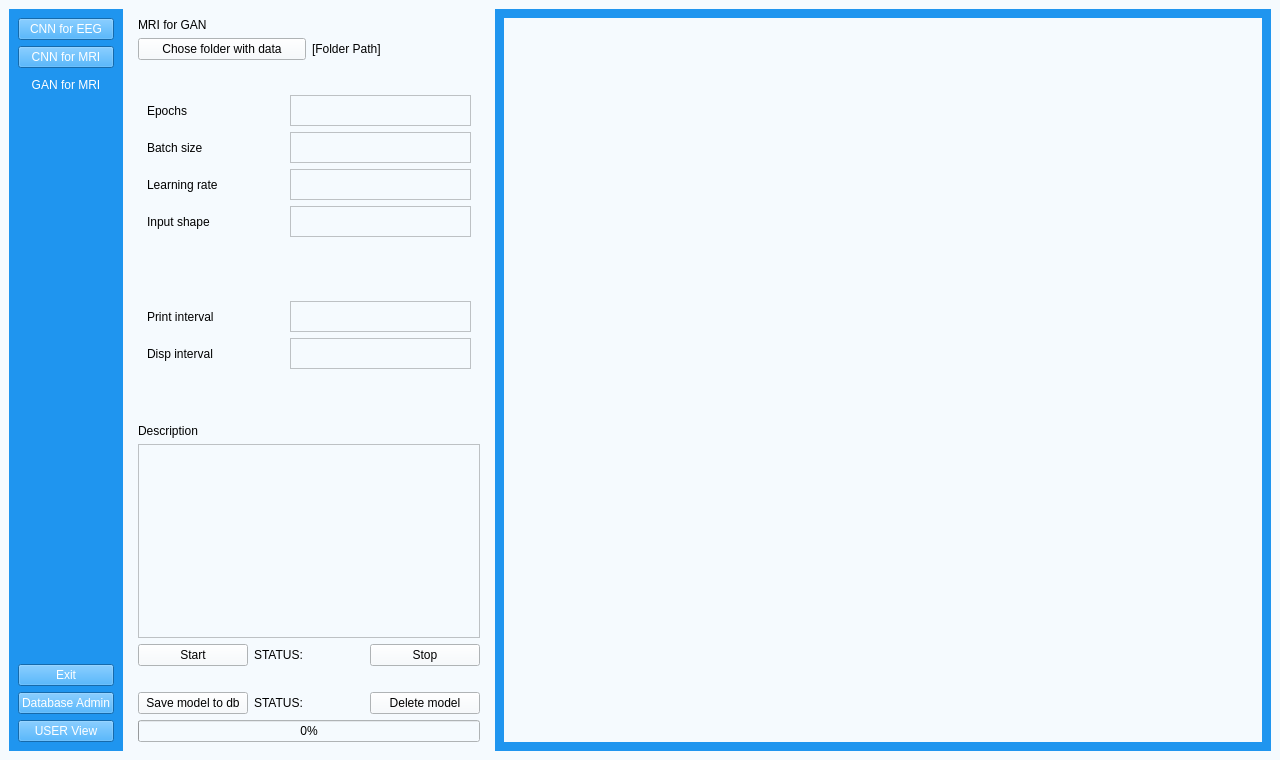
First picture: the form in UI/aUI_projekt_GAN.ui, repository matimusial/ADHDPredictorApp, before the edit.
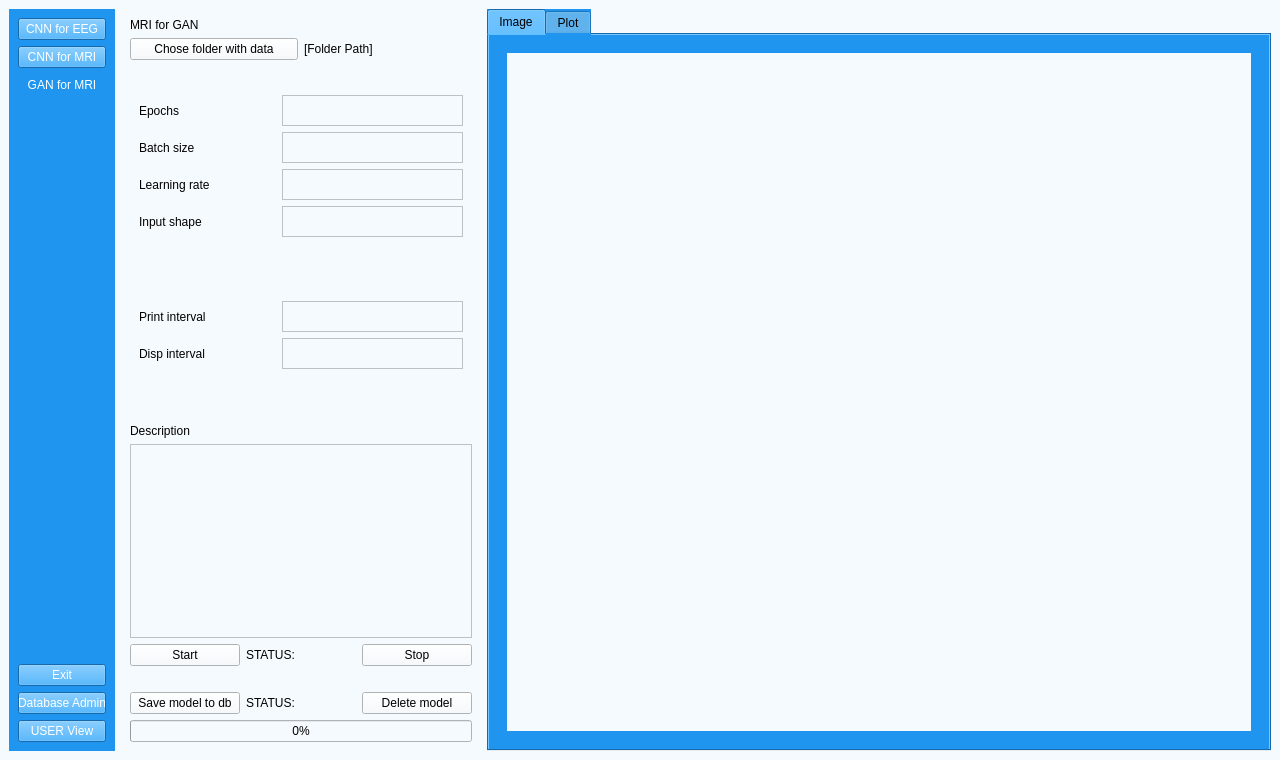
Second picture: the form after the edit. Icons and pictures are not drawn.

```diff
--- a/UI/aUI_projekt_GAN.ui
+++ b/UI/aUI_projekt_GAN.ui
@@ -17,9 +17,7 @@
    <string notr="true">background-color: rgb(245, 250, 254);</string>
   </property>
   <widget class="QWidget" name="centralwidget">
-   <layout class="QGridLayout" name="gridLayout">
-    <item row="0" column="0">
-     <layout class="QHBoxLayout" name="horizontalLayout_4">
+   <layout class="QHBoxLayout" name="horizontalLayout_12">
       <item>
        <widget class="QWidget" name="buttons_widget" native="true">
         <property name="sizePolicy">
@@ -34,6 +32,12 @@
           <height>700</height>
          </size>
         </property>
+      <property name="maximumSize">
+       <size>
+        <width>106</width>
+        <height>16777215</height>
+       </size>
+      </property>
         <property name="styleSheet">
          <string notr="true">QWidget{
 	background-color: rgb(31, 149, 239);
@@ -501,8 +505,41 @@
        </widget>
       </item>
       <item>
-       <widget class="QWidget" name="widget" native="true">
+     <widget class="QTabWidget" name="imgViewer">
+      <property name="minimumSize">
+       <size>
+        <width>680</width>
+        <height>640</height>
+       </size>
+      </property>
+      <property name="styleSheet">
+       <string notr="true">QWidget{
+	background-color: rgb(31, 149, 239);
+}
+QPushButton{
+	color:white;
+	text-align:center;
+}</string>
+      </property>
+      <property name="currentIndex">
+       <number>0</number>
+      </property>
+      <widget class="QWidget" name="tabImage_2">
         <property name="sizePolicy">
+        <sizepolicy hsizetype="Expanding" vsizetype="Expanding">
+         <horstretch>0</horstretch>
+         <verstretch>0</verstretch>
+        </sizepolicy>
+       </property>
+       <attribute name="title">
+        <string>Image</string>
+       </attribute>
+       <layout class="QVBoxLayout" name="verticalLayout_14">
+        <item>
+         <layout class="QGridLayout" name="gridLayout_7">
+          <item row="0" column="0">
+           <widget class="QWidget" name="widget_5" native="true">
+            <property name="sizePolicy">
          <sizepolicy hsizetype="MinimumExpanding" vsizetype="MinimumExpanding">
           <horstretch>0</horstretch>
           <verstretch>0</verstretch>
@@ -519,9 +556,71 @@
 	background-color: rgb(31, 149, 239);
 }</string>
         </property>
-        <layout class="QGridLayout" name="gridLayout_2">
+            <layout class="QGridLayout" name="gridLayout_8">
          <item row="0" column="0">
-          <widget class="QLabel" name="plotLabel_GAN">
+              <widget class="QLabel" name="plotLabel_GAN_image_2">
+               <property name="minimumSize">
+                <size>
+                 <width>120</width>
+                 <height>0</height>
+                </size>
+               </property>
+               <property name="styleSheet">
+                <string notr="true">background-color: rgb(245, 250, 254);</string>
+               </property>
+               <property name="text">
+                <string/>
+               </property>
+               <property name="pixmap">
+                <pixmap>icons/icon_loop_brain.png</pixmap>
+               </property>
+               <property name="alignment">
+                <set>Qt::AlignCenter</set>
+               </property>
+              </widget>
+             </item>
+            </layout>
+           </widget>
+          </item>
+         </layout>
+        </item>
+       </layout>
+      </widget>
+      <widget class="QWidget" name="tabPlot_2">
+       <property name="sizePolicy">
+        <sizepolicy hsizetype="Expanding" vsizetype="Expanding">
+         <horstretch>0</horstretch>
+         <verstretch>0</verstretch>
+        </sizepolicy>
+       </property>
+       <attribute name="title">
+        <string>Plot</string>
+       </attribute>
+       <layout class="QVBoxLayout" name="verticalLayout_15">
+        <item>
+         <layout class="QGridLayout" name="gridLayout_9">
+          <item row="1" column="1">
+           <widget class="QWidget" name="widget_6" native="true">
+            <property name="sizePolicy">
+             <sizepolicy hsizetype="MinimumExpanding" vsizetype="MinimumExpanding">
+              <horstretch>0</horstretch>
+              <verstretch>0</verstretch>
+             </sizepolicy>
+            </property>
+            <property name="minimumSize">
+             <size>
+              <width>640</width>
+              <height>640</height>
+             </size>
+            </property>
+            <property name="styleSheet">
+             <string notr="true">QWidget{
+	background-color: rgb(31, 149, 239);
+}</string>
+            </property>
+            <layout class="QGridLayout" name="gridLayout_10">
+             <item row="0" column="0">
+              <widget class="QLabel" name="plotLabel_GAN_plot_2">
            <property name="minimumSize">
             <size>
              <width>120</width>
@@ -546,6 +645,10 @@
        </widget>
       </item>
      </layout>
+        </item>
+       </layout>
+      </widget>
+     </widget>
     </item>
    </layout>
   </widget>
```
Left out of the diff: 20 changed lines with no effect on the pictures. Lines whose indentation alone changed are shown as unchanged.
